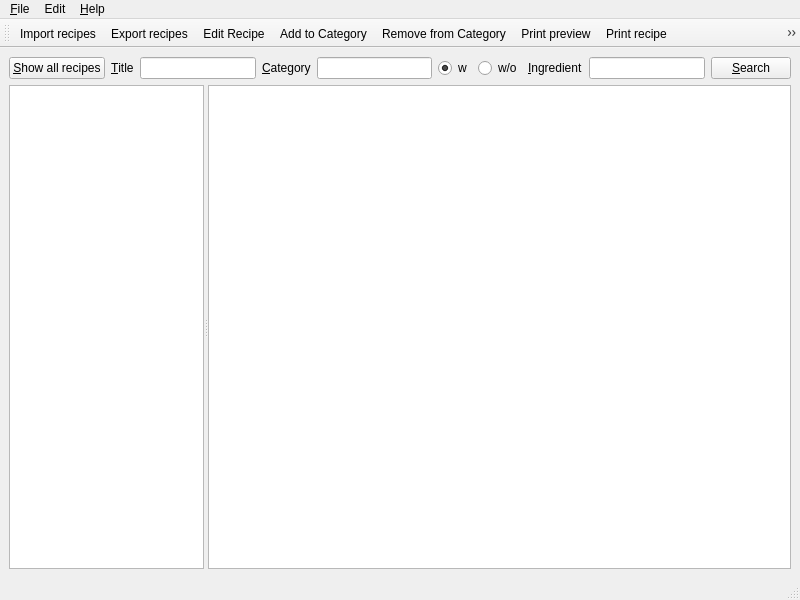
wedesoft/anymeal, file anymeal/main_window.ui: the form before one commit.
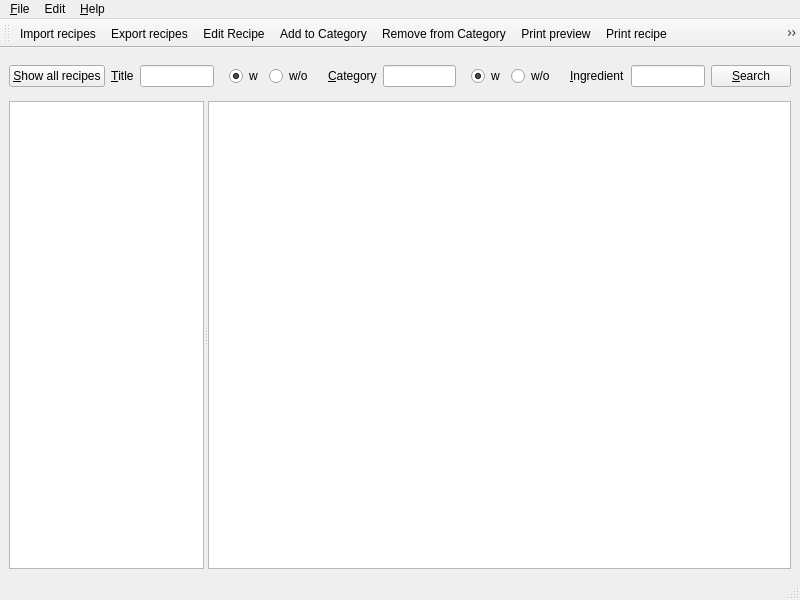
The form after the commit. Icons and pictures are not drawn.

The edit to the form file:
```diff
--- a/anymeal/main_window.ui
+++ b/anymeal/main_window.ui
@@ -45,6 +45,29 @@
         </property>
        </widget>
       </item>
+      <item>
+       <widget class="QWidget" name="category_widget" native="true">
+        <layout class="QHBoxLayout" name="horizontalLayout_3">
+         <item>
+          <widget class="QRadioButton" name="with_category_radio">
+           <property name="text">
+            <string>w</string>
+           </property>
+           <property name="checked">
+            <bool>true</bool>
+           </property>
+          </widget>
+         </item>
+         <item>
+          <widget class="QRadioButton" name="without_category_radio">
+           <property name="text">
+            <string>w/o</string>
+           </property>
+          </widget>
+         </item>
+        </layout>
+       </widget>
+      </item>
       <item>
        <widget class="QLabel" name="category_label">
         <property name="text">
@@ -63,7 +86,10 @@
        </widget>
       </item>
       <item>
-       <widget class="QRadioButton" name="with_radio">
+       <widget class="QWidget" name="ingredient_widget" native="true">
+        <layout class="QHBoxLayout" name="horizontalLayout_2">
+         <item>
+          <widget class="QRadioButton" name="with_ingredient_radio">
         <property name="toolTip">
          <string>Search for recipes with ingredient.</string>
         </property>
@@ -76,7 +102,7 @@
        </widget>
       </item>
       <item>
-       <widget class="QRadioButton" name="without_radio">
+          <widget class="QRadioButton" name="without_ingredient_radio">
         <property name="toolTip">
          <string>Search for recipes without ingredient.</string>
         </property>
@@ -85,6 +111,9 @@
         </property>
        </widget>
       </item>
+        </layout>
+       </widget>
+      </item>
       <item>
        <widget class="QLabel" name="ingredient_label">
         <property name="text">
```
Left out of the diff: 6 changed lines with no effect on the pictures. Lines whose indentation alone changed are shown as unchanged.
